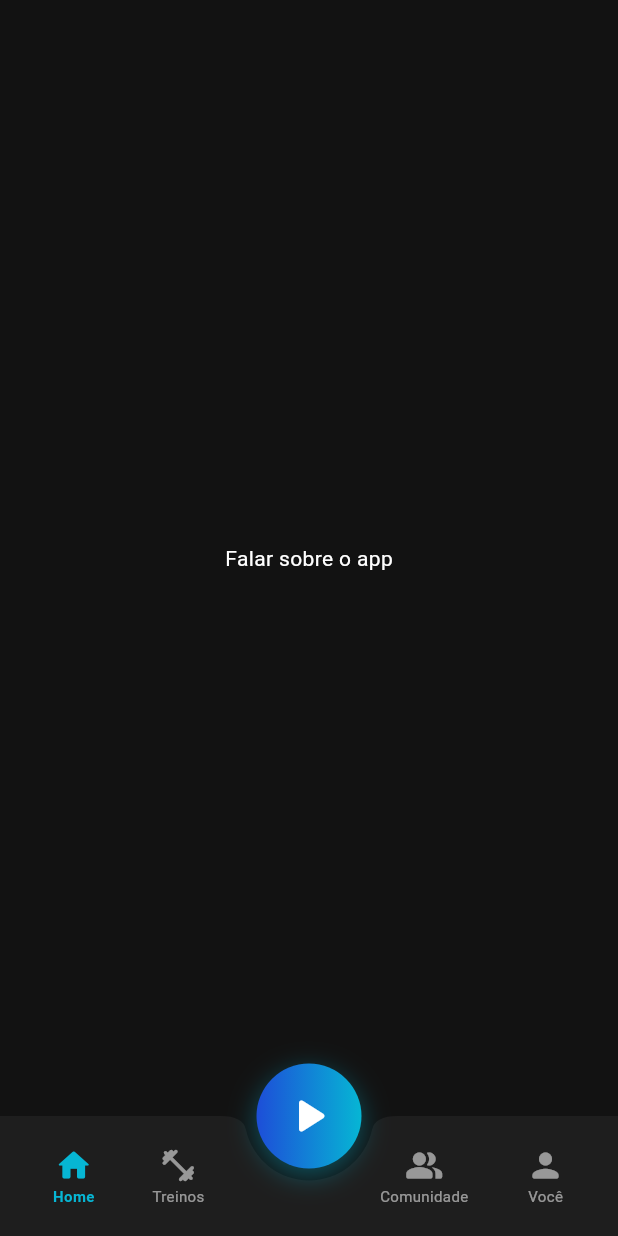
After one commit to Joaohnt27/fitlab_mobile2, a Flutter app: the MainLayout screen opened directly, on a phone screen of 412 x 824 dp. The commit adds this screen. Run offline on Flutter 3.47's test engine with Material 3 defaults, Android fonts, the phone set to English and light mode, and no system bars; our stand-ins replace device_preview.

Commit message:
feat: add main layout screen and login logic

```diff
--- a/lib/screens/login_screen.dart
+++ b/lib/screens/login_screen.dart
@@ -1,5 +1,6 @@
 import 'package:flutter/material.dart';
 import 'forgot_password_screen.dart';
+import 'main_layout.dart';
 import 'signup_screen.dart';
 
 class LoginScreen extends StatefulWidget {
@@ -18,9 +19,10 @@ class _LoginScreenState extends State<LoginScreen> {
     String password = _passwordController.text;
 
     if (email.isNotEmpty && password.isNotEmpty) {
-      ScaffoldMessenger.of(
+      Navigator.pushReplacement(
         context,
-      ).showSnackBar(SnackBar(content: Text('ENTRANDO NO APP')));
+        MaterialPageRoute(builder: (context) => const MainLayout()),
+      );
     }
   }
 
--- /dev/null
+++ b/lib/screens/main_layout.dart
@@ -0,0 +1,120 @@
+import 'package:flutter/material.dart';
+
+class MainLayout extends StatefulWidget {
+  const MainLayout({super.key});
+
+  @override
+  State<MainLayout> createState() => _MainLayoutState();
+}
+
+class _MainLayoutState extends State<MainLayout> {
+  int _selectedIndex = 0;
+
+  // Lista de telas
+  final List<Widget> _screens = [
+    const Center(
+      child: Text('Falar sobre o app', style: TextStyle(color: Colors.white)),
+    ),
+    const Center(
+      child: Text('Treinos', style: TextStyle(color: Colors.white)),
+    ),
+    const Center(
+      child: Text('Corrida (Play)', style: TextStyle(color: Colors.white)),
+    ),
+    const Center(
+      child: Text('Comunidade', style: TextStyle(color: Colors.white)),
+    ),
+    const Center(
+      child: Text('Você (Perfil)', style: TextStyle(color: Colors.white)),
+    ),
+  ];
+
+  void _onItemTapped(int index) {
+    setState(() {
+      _selectedIndex = index;
+    });
+  }
+
+  @override
+  Widget build(BuildContext context) {
+    return Scaffold(
+      backgroundColor: const Color(0xFF121212),
+      body: _screens[_selectedIndex],
+
+      //botão central "Play" (Run)
+      floatingActionButton: Container(
+        height: 70,
+        width: 70,
+        decoration: BoxDecoration(
+          shape: BoxShape.circle,
+          gradient: const LinearGradient(
+            colors: [Color(0xFF1D4ED8), Color(0xFF06B6D4)],
+          ),
+          boxShadow: [
+            BoxShadow(
+              color: const Color(0xFF06B6D4).withOpacity(0.4),
+              blurRadius: 15,
+              offset: const Offset(0, 5),
+            ),
+          ],
+        ),
+        child: FloatingActionButton(
+          onPressed: () => _onItemTapped(2),
+          backgroundColor: Colors.transparent,
+          elevation: 0,
+          child: const Icon(
+            Icons.play_arrow_rounded,
+            size: 40,
+            color: Colors.white,
+          ),
+        ),
+      ),
+      floatingActionButtonLocation: FloatingActionButtonLocation.centerDocked,
+
+      // Barra de Navegação
+      bottomNavigationBar: BottomAppBar(
+        color: const Color(0xFF1E1E1E),
+        shape: const CircularNotchedRectangle(),
+        notchMargin: 8.0,
+        child: SizedBox(
+          height: 60,
+          child: Row(
+            mainAxisAlignment: MainAxisAlignment.spaceAround,
+            children: [
+              _buildNavItem(0, Icons.home_rounded, 'Home'),
+              _buildNavItem(1, Icons.fitness_center_rounded, 'Treinos'),
+              const SizedBox(width: 40), // Espaço para o botão central
+              _buildNavItem(3, Icons.people_alt_rounded, 'Comunidade'),
+              _buildNavItem(4, Icons.person_rounded, 'Você'),
+            ],
+          ),
+        ),
+      ),
+    );
+  }
+
+  Widget _buildNavItem(int index, IconData icon, String label) {
+    bool active = _selectedIndex == index;
+    return GestureDetector(
+      onTap: () => _onItemTapped(index),
+      child: Column(
+        mainAxisSize: MainAxisSize.min,
+        children: [
+          Icon(
+            icon,
+            color: active ? const Color(0xFF06B6D4) : Colors.white54,
+            size: 26,
+          ),
+          Text(
+            label,
+            style: TextStyle(
+              color: active ? const Color(0xFF06B6D4) : Colors.white54,
+              fontSize: 10,
+              fontWeight: active ? FontWeight.bold : FontWeight.normal,
+            ),
+          ),
+        ],
+      ),
+    );
+  }
+}
```
